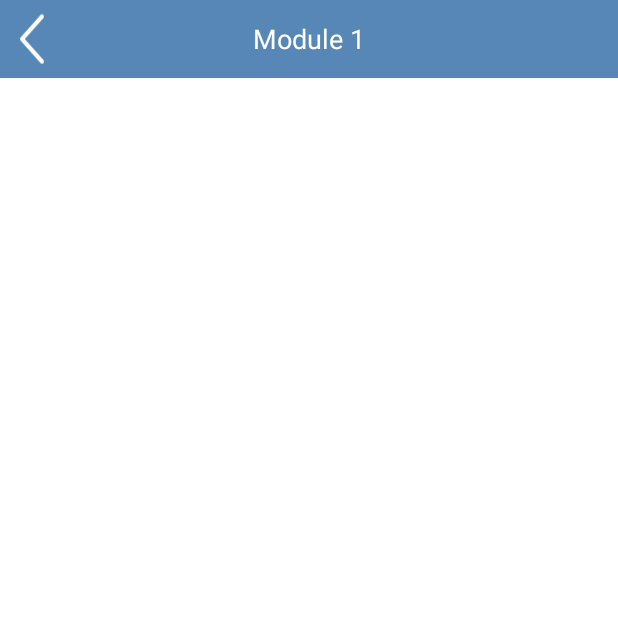
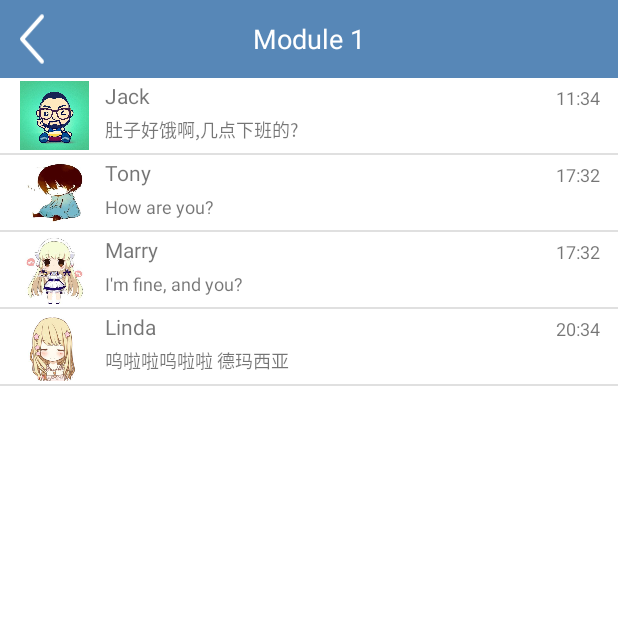
Before and after one commit to taozebi/Basic, an Android app: the screen it shows after launch (MainActivity), after a tap on "ONE", on a phone screen of 412 x 824 dp, the top half of it. Run offline under Robolectric (Android 15) with nearby library versions, the phone set to English and light mode, and no system bars; our stand-ins replace ButterKnife; libraries missing offline, so code that uses them is left out: cn.finalteam.okhttpfinal, com.baidu.location, com.baidu.mapapi, in.srain.cube; plain views replace MapView; 38 statements that could not run were skipped.

Commit message:
Add module 1 and module 1-1, resolve back problem.

```diff
--- /dev/null
+++ b/app/src/main/java/com/taoze/basic/app/adapter/ModuleAdapter.java
@@ -0,0 +1,36 @@
+package com.taoze.basic.app.adapter;
+
+import android.content.Context;
+import android.widget.ImageView;
+import android.widget.TextView;
+
+import com.taoze.basic.R;
+import com.taoze.basic.app.bean.ChatInfo;
+import com.taoze.basic.common.base.BaseCommonAdapter;
+
+import java.util.List;
+
+/**
+ * ModuleAdapter
+ * Created by Taoze on 2018/3/30.
+ */
+
+public class ModuleAdapter extends BaseCommonAdapter<ChatInfo>{
+
+    public ModuleAdapter(Context context, List<ChatInfo> datas, int resourceId) {
+        super(context, datas, resourceId);
+    }
+
+    @Override
+    protected void bindView(int position, ViewHolder viewHolder) {
+        ImageView picture = viewHolder.getView(R.id.mChatPictureIv);
+        TextView nickName = viewHolder.getView(R.id.mChatNicknameTv);
+        TextView lastMsg = viewHolder.getView(R.id.mChatLastMsgTv);
+        TextView lastTime = viewHolder.getView(R.id.mChatLastTimeTv);
+        ChatInfo info = mDatas.get(position);
+        picture.setImageResource(info.picture);
+        nickName.setText(info.nickname);
+        lastMsg.setText(info.lastMsg);
+        lastTime.setText(info.lastTime);
+    }
+}
--- a/app/src/main/java/com/taoze/basic/app/module1/Module1Fragment.java
+++ b/app/src/main/java/com/taoze/basic/app/module1/Module1Fragment.java
@@ -1,20 +1,25 @@
 package com.taoze.basic.app.module1;
 
 import android.os.Bundle;
+import android.view.KeyEvent;
 import android.view.LayoutInflater;
 import android.view.View;
 import android.view.ViewGroup;
 import android.widget.ListView;
+import android.widget.Toast;
 
 import com.ewide.core.util.T;
 import com.taoze.basic.R;
+import com.taoze.basic.app.adapter.ModuleAdapter;
 import com.taoze.basic.app.bean.ChatInfo;
 import com.taoze.basic.common.base.BaseFragment;
 import com.taoze.basic.common.view.PtrClassFrameLayout;
 
+import java.util.ArrayList;
 import java.util.List;
 
 import butterknife.BindView;
+import butterknife.OnItemClick;
 import cn.finalteam.okhttpfinal.BaseHttpRequestCallback;
 import cn.finalteam.okhttpfinal.HttpRequest;
 import in.srain.cube.views.ptr.PtrDefaultHandler2;
@@ -34,6 +39,9 @@ public class Module1Fragment extends BaseFragment{
     public ListView mChatLv;
 
     private List<ChatInfo> chatInfos;
+    private ModuleAdapter mModuleAdapter;
+
+    private int count = 0;
 
     @Override
     protected View onCreateContentView(LayoutInflater inflater, ViewGroup container, Bundle savedInstanceState) {
@@ -73,6 +81,37 @@ public class Module1Fragment extends BaseFragment{
      * 加载数据
      */
     private void loadData(){
+        chatInfos = new ArrayList<ChatInfo>();
+        ChatInfo info = new ChatInfo();
+        info.picture = R.drawable.pic_man;
+        info.nickname = "Jack";
+        info.lastMsg = "肚子好饿啊,几点下班的?";
+        info.lastTime = "11:34";
+        chatInfos.add(info);
+
+        info = new ChatInfo();
+        info.picture = R.drawable.pic_boy;
+        info.nickname = "Tony";
+        info.lastMsg = "How are you?";
+        info.lastTime = "17:32";
+        chatInfos.add(info);
+
+        info = new ChatInfo();
+        info.picture = R.drawable.pic_girl;
+        info.nickname = "Marry";
+        info.lastMsg = "I'm fine, and you?";
+        info.lastTime = "17:32";
+        chatInfos.add(info);
+
+        info = new ChatInfo();
+        info.picture = R.drawable.pic_mm;
+        info.nickname = "Linda";
+        info.lastMsg = "呜啦啦呜啦啦 德玛西亚";
+        info.lastTime = "20:34";
+        chatInfos.add(info);
+
+        mModuleAdapter = new ModuleAdapter(getActivity(),chatInfos,R.layout.adapter_module_item);
+        mChatLv.setAdapter(mModuleAdapter);
 
     }
 
@@ -80,26 +119,64 @@ public class Module1Fragment extends BaseFragment{
      * 加载服务端数据
      */
     private void loadFromServer(){
-        T.showShort(getActivity(),"loadXcjhFromServer()");
         HttpRequest.get("http://www.baidu.com", new BaseHttpRequestCallback(){
             @Override
             protected void onSuccess(Headers headers, Object o) {
                 super.onSuccess(headers, o);
-                T.showShort(getActivity(),"onSuccess()");
             }
 
             @Override
             public void onFailure(int errorCode, String msg) {
                 super.onFailure(errorCode, msg);
-                T.showShort(getActivity(),"onFailure()");
             }
 
             @Override
             public void onFinish() {
                 super.onFinish();
-                T.showShort(getActivity(),"onFinish()");
+                if(count < 2){
+                    ChatInfo info = new ChatInfo();
+                    info.picture = R.drawable.pic_man;
+                    info.nickname = "Jack";
+                    info.lastMsg = "肚子好饿啊,几点下班的?";
+                    info.lastTime = "11:34";
+                    chatInfos.add(info);
+
+                    info = new ChatInfo();
+                    info.picture = R.drawable.pic_boy;
+                    info.nickname = "Tony";
+                    info.lastMsg = "How are you?";
+                    info.lastTime = "17:32";
+                    chatInfos.add(info);
+
+                    info = new ChatInfo();
+                    info.picture = R.drawable.pic_girl;
+                    info.nickname = "Marry";
+                    info.lastMsg = "I'm fine, and you?";
+                    info.lastTime = "17:32";
+                    chatInfos.add(info);
+
+                    info = new ChatInfo();
+                    info.picture = R.drawable.pic_mm;
+                    info.nickname = "Linda";
+                    info.lastMsg = "呜啦啦呜啦啦 德玛西亚";
+                    info.lastTime = "20:34";
+                    chatInfos.add(info);
+
+                    mModuleAdapter.notifyDataSetChanged();
+                    count ++;
+                }else{
+                    T.showShort(getActivity(),"已经是最新的数据了");
+                }
             }
         });
         mPtrCFrameLayout.refreshComplete();
     }
+
+    @OnItemClick(R.id.mChatLv)
+    public void OnItemClick(int positon){
+        T.showShort(getActivity(),"Click "+(positon+1));
+        Bundle bundle = new Bundle();
+        bundle.putSerializable("info",(ChatInfo)mModuleAdapter.getItem(positon));
+        getModuleManager().add(Module11Fragment.class,bundle);
+    }
 }
--- /dev/null
+++ b/app/src/main/res/layout/adapter_module_item.xml
@@ -0,0 +1,44 @@
+<?xml version="1.0" encoding="utf-8"?>
+<RelativeLayout xmlns:android="http://schemas.android.com/apk/res/android"
+    android:layout_width="match_parent"
+    android:layout_height="@dimen/adapterItemHeight"
+    android:padding="@dimen/adapterItemPadding">
+    <ImageView
+        android:id="@+id/mChatPictureIv"
+        android:layout_width="48dp"
+        android:layout_height="48dp"
+        android:layout_centerVertical="true"
+        android:layout_marginLeft="@dimen/adapterItemMargin_H"
+        android:scaleType="centerInside"/>
+    <RelativeLayout
+        android:layout_width="match_parent"
+        android:layout_height="wrap_content"
+        android:layout_toRightOf="@id/mChatPictureIv"
+        android:layout_marginLeft="@dimen/adapterTextMargin">
+        <TextView
+            android:id="@+id/mChatNicknameTv"
+            android:layout_width="wrap_content"
+            android:layout_height="wrap_content"
+            android:textSize="@dimen/textSizeMiddle"
+            android:gravity="left|center"/>
+        <TextView
+            android:id="@+id/mChatLastMsgTv"
+            android:layout_width="wrap_content"
+            android:layout_height="wrap_content"
+            android:textSize="@dimen/textSizeSmall"
+            android:layout_below="@id/mChatNicknameTv"
+            android:layout_alignParentBottom="true"
+            android:gravity="left|center"/>
+        <TextView
+            android:id="@+id/mChatLastTimeTv"
+            android:layout_width="wrap_content"
+            android:layout_height="wrap_content"
+            android:textSize="@dimen/textSizeSmall"
+            android:layout_alignParentRight="true"
+            android:layout_marginRight="@dimen/adapterTextMargin"
+            android:layout_alignBottom="@id/mChatNicknameTv"
+            android:gravity="right|center"
+            />
+    </RelativeLayout>
+
+</RelativeLayout>
--- a/app/src/main/res/layout/fragment_module11.xml
+++ b/app/src/main/res/layout/fragment_module11.xml
@@ -1,8 +1,10 @@
 <?xml version="1.0" encoding="utf-8"?>
 <LinearLayout xmlns:android="http://schemas.android.com/apk/res/android"
     android:orientation="vertical" android:layout_width="match_parent"
+    android:background="@color/white"
+    android:clickable="true"
     android:layout_height="match_parent">
-    <TextView
+    <ImageView
         android:layout_width="match_parent"
         android:layout_height="match_parent"
         android:text="this is the second fragment"
--- a/app/src/main/res/values/dimens.xml
+++ b/app/src/main/res/values/dimens.xml
@@ -5,9 +5,20 @@
 
     <dimen name="titleBarTextSize">18sp</dimen>
     <dimen name="titleBarButtonTextSize">16sp</dimen>
+    <dimen name="toolBarTextSize">14sp</dimen>
 
     <dimen name="titleBarPadding_V">2dp</dimen>
     <dimen name="titleBarPadding_H">0dp</dimen>
 
-    <dimen name="toolBarTextSize">14sp</dimen>
+    <dimen name="adapterItemHeight">50dp</dimen>
+    <dimen name="adapterItemPadding">2dp</dimen>
+    <dimen name="adapterItemMargin_H">10dp</dimen>
+    <dimen name="adapterItemMargin_V">10dp</dimen>
+    <dimen name="adapterTextMargin">10dp</dimen>
+    <dimen name="adapterTextSize">10sp</dimen>
+
+
+    <dimen name="textSizeLarge">16sp</dimen>
+    <dimen name="textSizeMiddle">14sp</dimen>
+    <dimen name="textSizeSmall">12sp</dimen>
 </resources>
```
Also changed, not shown: app/src/main/java/com/taoze/basic/app/DemoApplication.java (+52 -5 lines), app/src/main/java/com/taoze/basic/app/MainActivity.java (+9 -0 lines), app/src/main/java/com/taoze/basic/app/bean/ChatInfo.java (+42 -1 lines), app/src/main/java/com/taoze/basic/app/module1/Module11Fragment.java (+16 -0 lines), app/src/main/res/drawable-hdpi/pic_boy.jpg (added), app/src/main/res/drawable-hdpi/pic_girl.jpg (added), app/src/main/res/drawable-hdpi/pic_man.jpg (added), app/src/main/res/drawable-hdpi/pic_mm.jpg (added).
